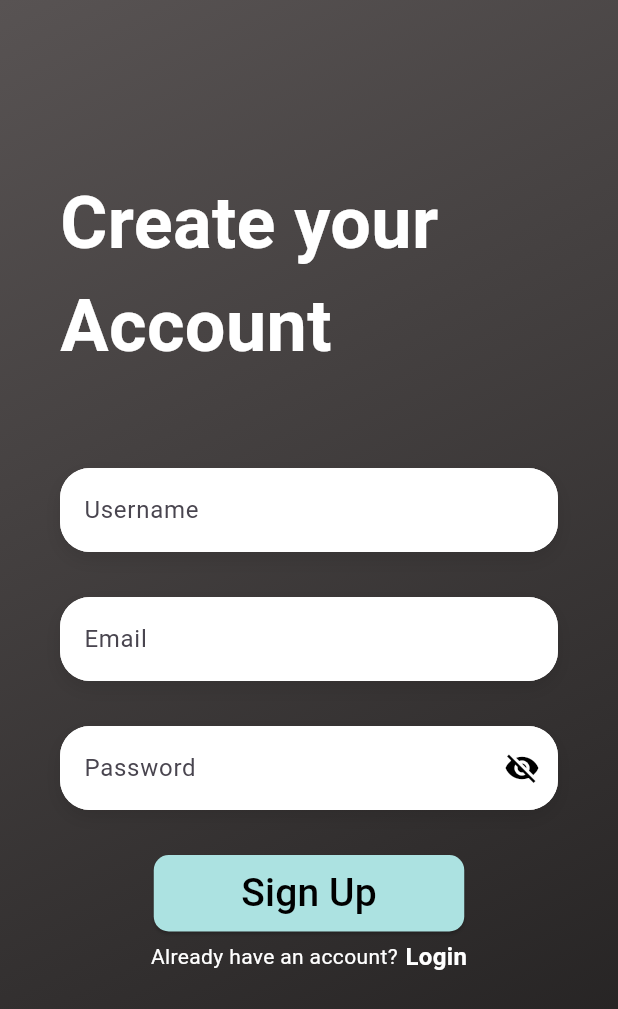
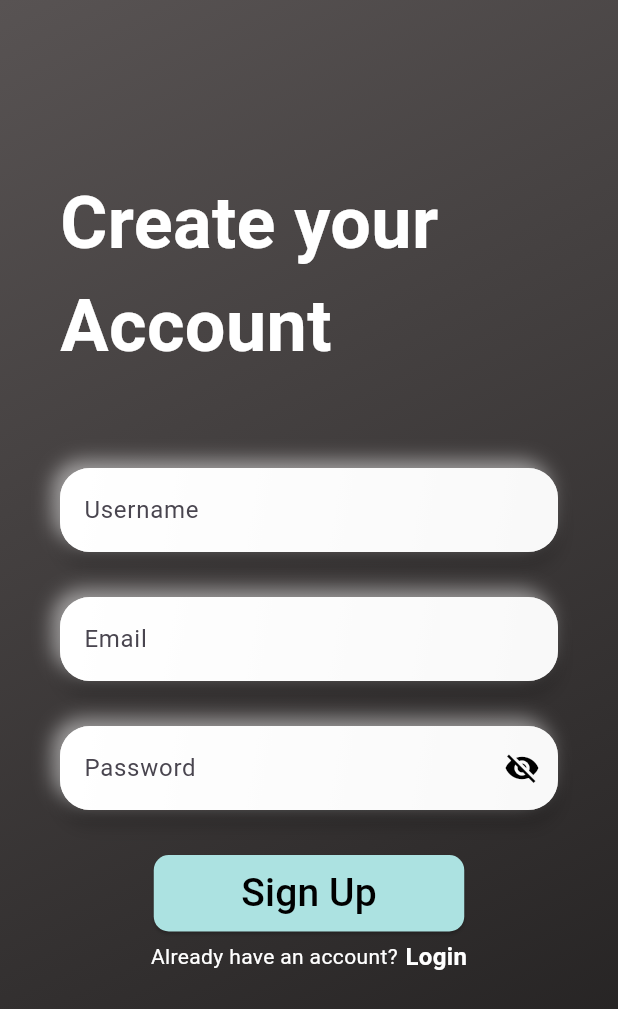
Before and after one commit to JjayFabor/bridgeAI, a Flutter app: the screen it shows after launch, after a tap on "Sign Up", on a phone screen of 412 x 824 dp. Shown: the top 1009 px of the screen. Run offline on Flutter 3.47's test engine with Material 3 defaults, Android fonts, the light colour scheme and no system bars; our stand-ins replace cloud_firestore, firebase_auth, firebase_core, firebase_storage, flip_card, flutter_markdown and 5 more; missing offline and left inert: flutter_math_fork; accounts and stored records are empty; network calls fail; Roboto replaces fonts that are missing (Mitr).

Commit message:
Update UI

```diff
--- a/lib/features/frontend/pages/login_page/login_screen.dart
+++ b/lib/features/frontend/pages/login_page/login_screen.dart
@@ -156,20 +156,7 @@ class _LoginScreenState extends State<LoginScreen> {
                         fit: BoxFit.contain,
                       ),
                       const SizedBox(height: 70),
-                      Container(
-                        decoration: BoxDecoration(
-                          borderRadius: BorderRadius.circular(10),
-                          boxShadow: [
-                            BoxShadow(
-                              color: Colors.black.withOpacity(0.2),
-                              spreadRadius: 2,
-                              blurRadius: 5,
-                              offset: const Offset(0, 3),
-                            ),
-                          ],
-                          color: Colors.white,
-                        ),
-                        child: FormContainerWidget(
+                      FormContainerWidget(
                         controller: _emailController,
                         hintText: "Email",
                         hintStyle: GoogleFonts.aBeeZee(
@@ -177,29 +164,13 @@ class _LoginScreenState extends State<LoginScreen> {
                         ),
                         isPasswordField: false,
                       ),
-                      ),
-                      const SizedBox(height: 20),
-                      Container(
-                        decoration: BoxDecoration(
-                          borderRadius: BorderRadius.circular(10),
-                          boxShadow: const [
-                            BoxShadow(
-                              color: Colors.white,
-                              spreadRadius: 2,
-                              blurRadius: 5,
-                              offset: Offset(0, 3),
-                            ),
-                          ],
-                          color: Colors.white,
-                        ),
-                        child: FormContainerWidget(
+                      FormContainerWidget(
                         controller: _passwordController,
                         hintText: "Password",
                         hintStyle: GoogleFonts.aBeeZee(
                           textStyle: const TextStyle(color: Colors.black45),
                         ),
                         isPasswordField: true,
-                        ),
                       ),
                       const SizedBox(height: 20),
                       Align(
--- a/lib/features/frontend/widgets/form_container_widget.dart
+++ b/lib/features/frontend/widgets/form_container_widget.dart
@@ -45,13 +45,25 @@ class _FormContainerWidgetState extends State<FormContainerWidget> {
       margin: const EdgeInsets.symmetric(vertical: 10.0),
       width: double.infinity,
       decoration: BoxDecoration(
-        color: Colors.white,
+        gradient: LinearGradient(
+          colors: [
+            Colors.white,
+            Colors.grey[300]!,
+          ],
+          begin: Alignment.topLeft,
+          end: Alignment.bottomRight,
+        ),
         borderRadius: BorderRadius.circular(20),
         boxShadow: [
           BoxShadow(
-            color: Colors.black.withOpacity(0.1),
+            color: Colors.black.withOpacity(0.2),
             blurRadius: 10,
-            offset: const Offset(0, 5),
+            offset: const Offset(0, 10),
+          ),
+          BoxShadow(
+            color: Colors.white.withOpacity(0.5),
+            blurRadius: 10,
+            offset: const Offset(-5, -5),
           ),
         ],
       ),
@@ -75,7 +87,7 @@ class _FormContainerWidgetState extends State<FormContainerWidget> {
           filled: true,
           hintText: widget.hintText,
           hintStyle: widget.hintStyle ?? GoogleFonts.aBeeZee(),
-          fillColor: Colors.white,
+          fillColor: Colors.white.withOpacity(0.8),
           errorStyle: const TextStyle(color: Colors.red),
           suffixIcon: widget.isPasswordField == true
               ? GestureDetector(
```
Lines whose indentation alone changed are shown as unchanged.
